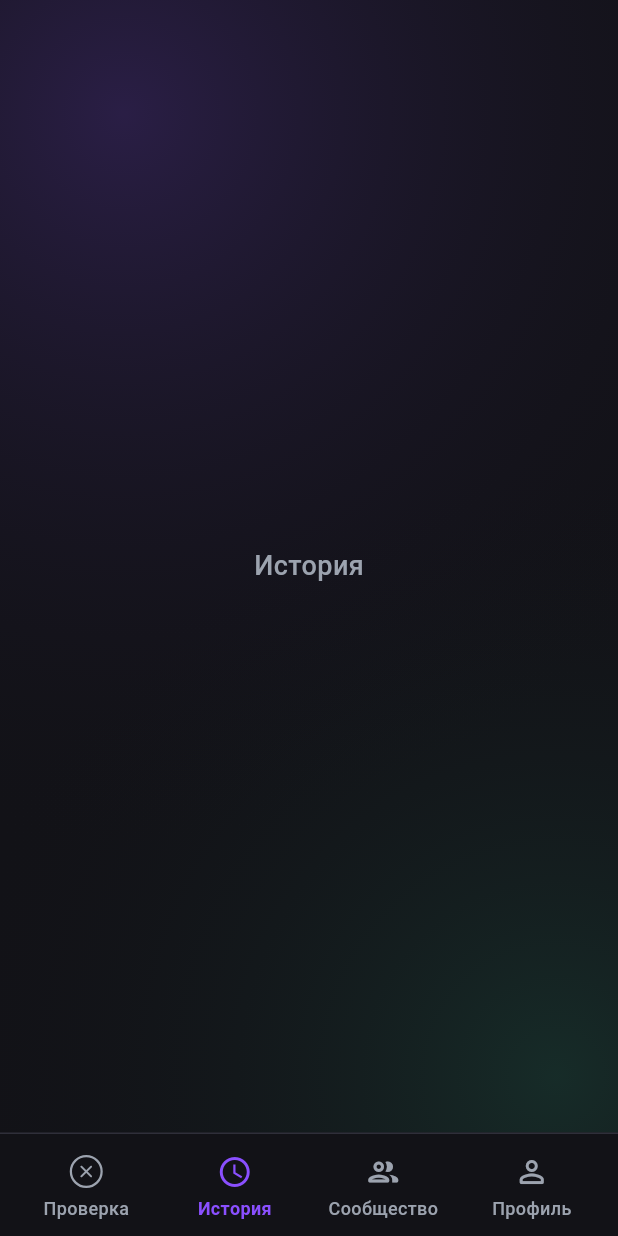
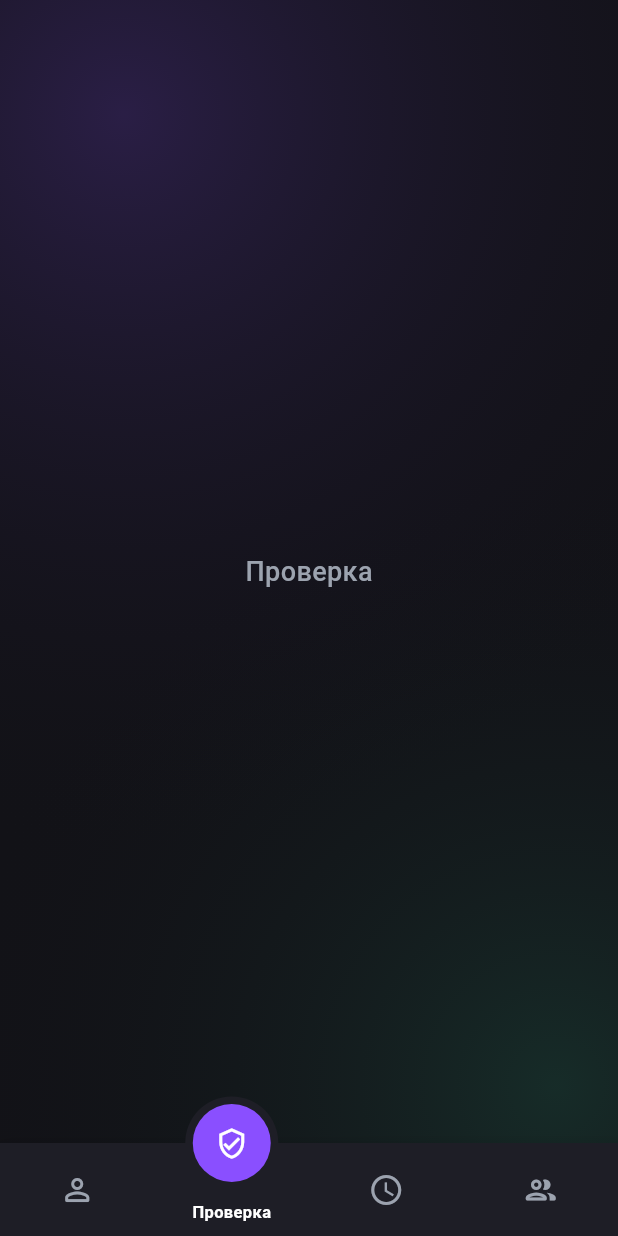
Before and after one commit to Createrra-dev/beautytrust, a Flutter app: the MainShellScreen screen opened directly, item 2 of the bottom bar chosen, on a phone screen of 412 x 824 dp. Run offline on Flutter 3.47's test engine with Material 3 defaults, Android fonts, the phone set to English and light mode, and no system bars; our stand-ins replace motion_tab_bar, webview_flutter.

Commit message:
Добавить анимированную нижнюю навигацию Motion Tab Bar.
- Подключён пакет motion_tab_bar ^2.0.4
- TabBarView с MotionTabBarController и анимацией переключения вкладок
- Новый порядок: Профиль → Проверка → История → Сообщество
- Стилизация под тёмную тему приложения (primary, surface)

Co-authored-by: Cursor <cursoragent@cursor.com>

```diff
--- a/lib/screens/home/main_shell_screen.dart
+++ b/lib/screens/home/main_shell_screen.dart
@@ -1,4 +1,5 @@
 import 'package:flutter/material.dart';
+import 'package:motion_tab_bar/MotionTabBarController.dart';
 
 import '../../theme/app_theme.dart';
 import '../../widgets/brand_background.dart';
@@ -12,29 +13,50 @@ class MainShellScreen extends StatefulWidget {
 	State<MainShellScreen> createState() => _MainShellScreenState();
 }
 
-class _MainShellScreenState extends State<MainShellScreen> {
-	var _currentTab = AppTab.profile;
+class _MainShellScreenState extends State<MainShellScreen>
+		with SingleTickerProviderStateMixin {
+	late final MotionTabBarController _motionTabBarController;
+
+	@override
+	void initState() {
+		super.initState();
+		_motionTabBarController = MotionTabBarController(
+			initialIndex: 0,
+			length: AppBottomNavigation.tabLabels.length,
+			vsync: this,
+		);
+	}
+
+	@override
+	void dispose() {
+		_motionTabBarController.dispose();
+		super.dispose();
+	}
 
 	@override
 	Widget build(BuildContext context) {
 		return Scaffold(
 			body: BrandBackground(
-				child: _buildBody(),
+				child: TabBarView(
+					physics: const NeverScrollableScrollPhysics(),
+					controller: _motionTabBarController,
+					children: const [
+						ProfileTabNavigator(),
+						_PlaceholderTab(title: 'Проверка'),
+						_PlaceholderTab(title: 'История'),
+						_PlaceholderTab(title: 'Сообщество'),
+					],
+				),
 			),
 			bottomNavigationBar: AppBottomNavigation(
-				currentTab: _currentTab,
-				onTabSelected: (tab) => setState(() => _currentTab = tab),
+				controller: _motionTabBarController,
+				onTabSelected: (index) {
+					setState(() {
+						_motionTabBarController.index = index;
+					});
+				},
 			),
 		);
-	}
-
-	Widget _buildBody() {
-		return switch (_currentTab) {
-			AppTab.check => const _PlaceholderTab(title: 'Проверка'),
-			AppTab.history => const _PlaceholderTab(title: 'История'),
-			AppTab.community => const _PlaceholderTab(title: 'Сообщество'),
-			AppTab.profile => const ProfileTabNavigator(),
-		};
 	}
 }
 
--- a/lib/widgets/home/app_bottom_navigation.dart
+++ b/lib/widgets/home/app_bottom_navigation.dart
@@ -1,135 +1,53 @@
 import 'package:flutter/material.dart';
+import 'package:motion_tab_bar/MotionTabBar.dart';
+import 'package:motion_tab_bar/MotionTabBarController.dart';
 
 import '../../theme/app_theme.dart';
-
-enum AppTab {
-	check,
-	history,
-	community,
-	profile,
-}
 
 class AppBottomNavigation extends StatelessWidget {
 	const AppBottomNavigation({
 		super.key,
-		required this.currentTab,
+		required this.controller,
 		required this.onTabSelected,
 	});
 
-	final AppTab currentTab;
-	final ValueChanged<AppTab> onTabSelected;
+	final MotionTabBarController controller;
+	final ValueChanged<int> onTabSelected;
+
+	static const tabLabels = [
+		'Профиль',
+		'Проверка',
+		'История',
+		'Сообщество',
+	];
 
 	@override
 	Widget build(BuildContext context) {
-		return DecoratedBox(
-			decoration: const BoxDecoration(
-				color: AppColors.background,
-				border: Border(
-					top: BorderSide(color: AppColors.border),
-				),
+		return MotionTabBar(
+			controller: controller,
+			initialSelectedTab: tabLabels.first,
+			labels: tabLabels,
+			icons: const [
+				Icons.person_outline_rounded,
+				Icons.verified_user_outlined,
+				Icons.schedule_outlined,
+				Icons.people_outline_rounded,
+			],
+			tabBarColor: AppColors.surface,
+			tabBarHeight: 62,
+			tabSize: 52,
+			tabIconColor: AppColors.textMuted,
+			tabIconSize: 24,
+			tabIconSelectedSize: 22,
+			tabSelectedColor: AppColors.primary,
+			tabIconSelectedColor: AppColors.textPrimary,
+			textStyle: const TextStyle(
+				color: AppColors.textPrimary,
+				fontSize: 11,
+				fontWeight: FontWeight.w600,
 			),
-			child: SafeArea(
-				top: false,
-				child: Padding(
-					padding: const EdgeInsets.fromLTRB(8, 10, 8, 6),
-					child: Row(
-						children: [
-							_buildItem(
-								tab: AppTab.check,
-								label: 'Проверка',
-								icon: const _CheckTabIcon(),
-							),
-							_buildItem(
-								tab: AppTab.history,
-								label: 'История',
-								icon: const Icon(Icons.schedule_outlined),
-							),
-							_buildItem(
-								tab: AppTab.community,
-								label: 'Сообщество',
-								icon: const Icon(Icons.people_outline_rounded),
-							),
-							_buildItem(
-								tab: AppTab.profile,
-								label: 'Профиль',
-								icon: const Icon(Icons.person_outline_rounded),
-							),
-						],
-					),
-				),
-			),
-		);
-	}
-
-	Widget _buildItem({
-		required AppTab tab,
-		required String label,
-		required Widget icon,
-	}) {
-		final isActive = currentTab == tab;
-		final color = isActive ? AppColors.primary : AppColors.textMuted;
-
-		return Expanded(
-			child: Material(
-				color: Colors.transparent,
-				child: InkWell(
-					onTap: () => onTabSelected(tab),
-					borderRadius: BorderRadius.circular(12),
-					child: Padding(
-						padding: const EdgeInsets.symmetric(vertical: 4),
-						child: Column(
-							mainAxisSize: MainAxisSize.min,
-							children: [
-								IconTheme(
-									data: IconThemeData(color: color, size: 24),
-									child: icon,
-								),
-								const SizedBox(height: 4),
-								Text(
-									label,
-									style: TextStyle(
-										color: color,
-										fontSize: 12,
-										fontWeight: isActive ? FontWeight.w600 : FontWeight.w500,
-									),
-								),
-							],
-						),
-					),
-				),
-			),
+			useSafeArea: true,
+			onTabItemSelected: onTabSelected,
 		);
 	}
 }
-
-class _CheckTabIcon extends StatelessWidget {
-	const _CheckTabIcon();
-
-	@override
-	Widget build(BuildContext context) {
-		final color = IconTheme.of(context).color ?? AppColors.textMuted;
-
-		return SizedBox(
-			width: 24,
-			height: 24,
-			child: Stack(
-				alignment: Alignment.center,
-				children: [
-					Container(
-						width: 22,
-						height: 22,
-						decoration: BoxDecoration(
-							shape: BoxShape.circle,
-							border: Border.all(color: color, width: 1.5),
-						),
-					),
-					Icon(
-						Icons.close_rounded,
-						size: 14,
-						color: color,
-					),
-				],
-			),
-		);
-	}
-}
--- a/pubspec.yaml
+++ b/pubspec.yaml
@@ -36,6 +36,7 @@ dependencies:
   cupertino_icons: ^1.0.8
   http: ^1.6.0
   webview_flutter: ^4.14.0
+  motion_tab_bar: ^2.0.4
 
 dev_dependencies:
   flutter_test:
```
Also changed, not shown: pubspec.lock.
